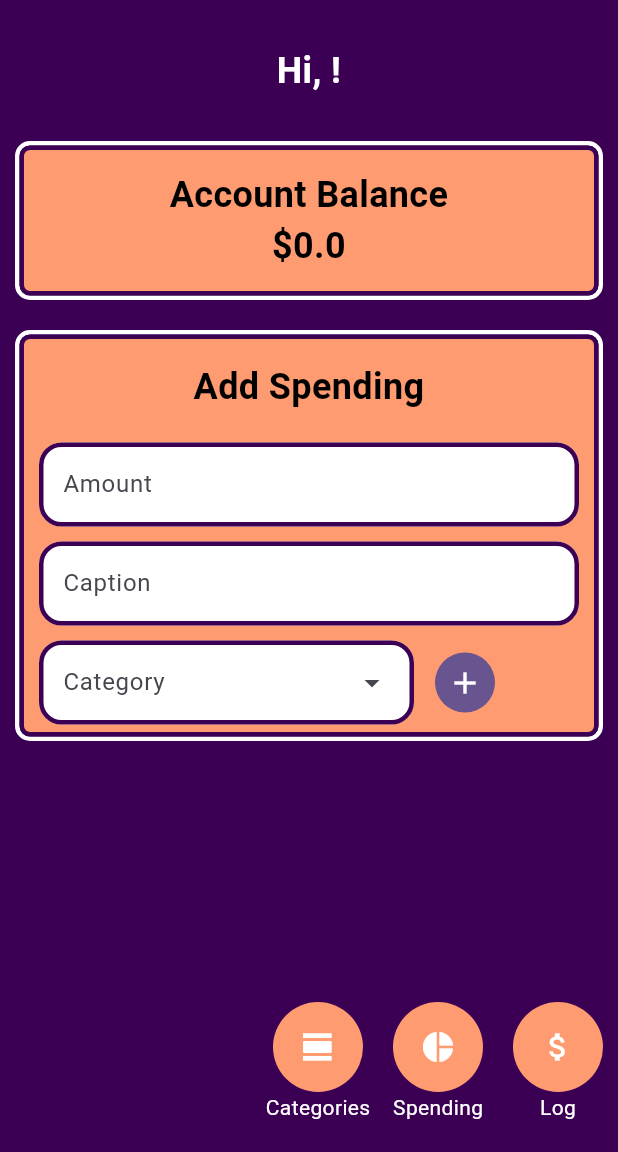
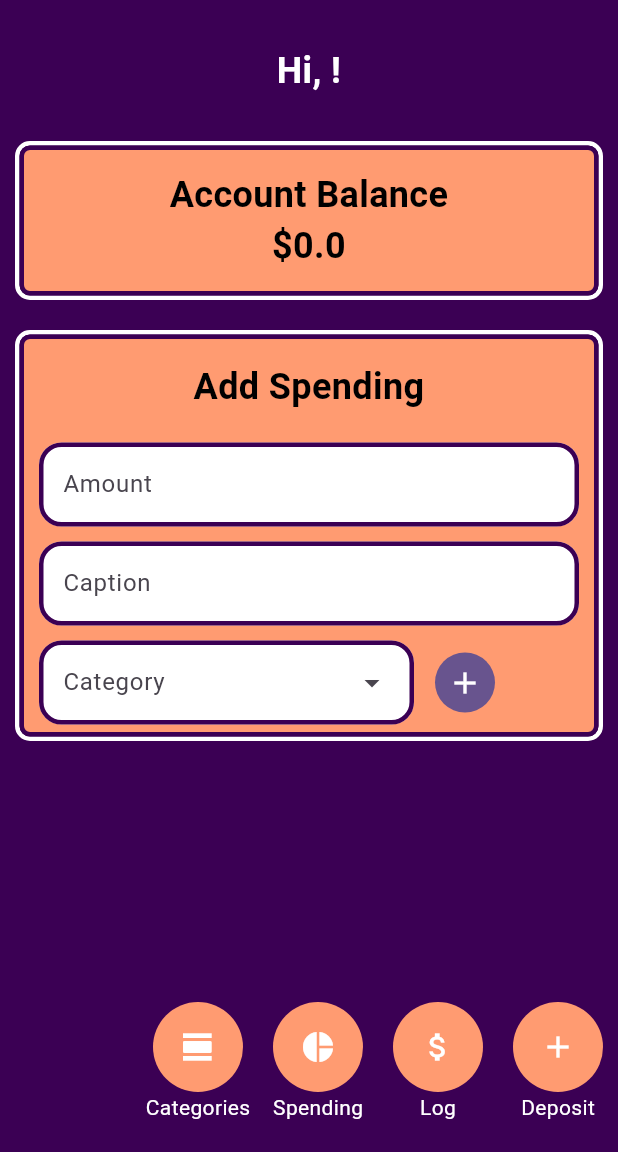
Before and after one commit to Cos229-239/2025_09_Team3, a Flutter app: the HomeScreenState screen opened directly, on a phone screen of 412 x 824 dp, the part 84-1236 px from its top. Run offline on Flutter 3.47's test engine with Material 3 defaults, Android fonts, the phone set to English and light mode, and no system bars; our stand-ins replace fl_chart, flutter_colorpicker, shared_preferences, sqflite; missing offline and left inert: bcrypt; accounts and stored records are empty.

Commit message:
created add_deposits branch

```diff
--- a/pocketbook/lib/home_screen.dart
+++ b/pocketbook/lib/home_screen.dart
@@ -349,6 +349,25 @@ class _HomeScreenStateManager extends State<HomeScreenState> {
                   ],
                 ),
               ),
+              //Added button for deposit screen
+              SizedBox(
+                width: 80,
+                child: Column(
+                  children: [
+                    IconButton.filled(
+                      onPressed: () {
+
+                      },
+                      icon: Icon(Icons.add),
+                      style: IconButton.styleFrom(
+                        fixedSize: Size(60, 60),
+                        backgroundColor: Color(0xFFFF9B71),
+                      ),
+                    ),
+                    Text('Deposit', style: TextStyle(color: Colors.white)),
+                  ],
+                ),
+              ),
             ],
           ),
           Padding(padding: EdgeInsetsGeometry.all(10)),
```
